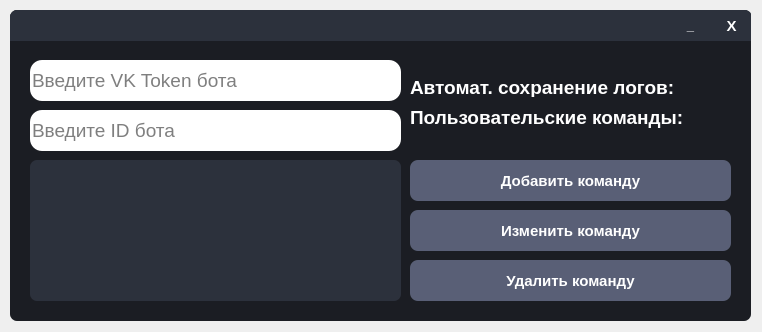
This is VK_Bot/Main_Window/Settings_Panel_Window/settings_panel_window.ui in otaboyevsardorbek1/VK-Bot-ru as Qt 5 draws it before an edit. The edited form follows.
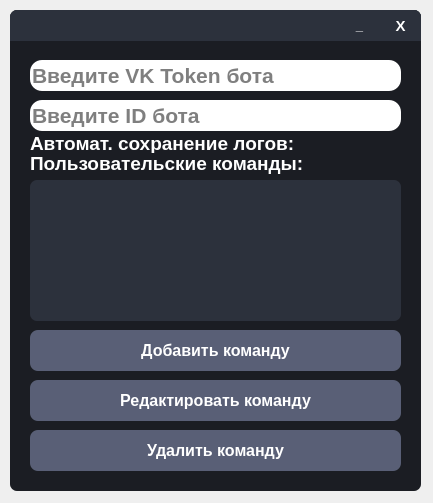
This is the edited form. Icons and pictures are not drawn.

Patch:
```diff
--- a/VK_Bot/Main_Window/Settings_Panel_Window/settings_panel_window.ui
+++ b/VK_Bot/Main_Window/Settings_Panel_Window/settings_panel_window.ui
@@ -6,8 +6,8 @@
    <rect>
     <x>0</x>
     <y>0</y>
-    <width>762</width>
-    <height>332</height>
+    <width>433</width>
+    <height>503</height>
    </rect>
   </property>
   <property name="windowTitle">
@@ -18,8 +18,8 @@
     <rect>
      <x>10</x>
      <y>10</y>
-     <width>741</width>
-     <height>311</height>
+     <width>411</width>
+     <height>481</height>
     </rect>
    </property>
    <property name="styleSheet">
@@ -43,7 +43,7 @@
      <rect>
       <x>0</x>
       <y>0</y>
-      <width>741</width>
+      <width>411</width>
       <height>31</height>
      </rect>
     </property>
@@ -63,7 +63,7 @@
     <widget class="QPushButton" name="CloseWindowButton">
      <property name="geometry">
       <rect>
-       <x>701</x>
+       <x>370</x>
        <y>0</y>
        <width>41</width>
        <height>31</height>
@@ -102,7 +102,7 @@
     <widget class="QPushButton" name="MinimizeWindowButton">
      <property name="geometry">
       <rect>
-       <x>660</x>
+       <x>329</x>
        <y>0</y>
        <width>41</width>
        <height>31</height>
@@ -144,7 +144,7 @@
     <widget class="QPushButton" name="SaveBotSettingsButton">
      <property name="geometry">
       <rect>
-       <x>629</x>
+       <x>298</x>
        <y>0</y>
        <width>31</width>
        <height>31</height>
@@ -192,12 +192,14 @@
       <x>20</x>
       <y>50</y>
       <width>331</width>
-      <height>41</height>
+      <height>31</height>
      </rect>
     </property>
     <property name="font">
      <font>
-      <pointsize>14</pointsize>
+      <pointsize>16</pointsize>
+      <weight>75</weight>
+      <bold>true</bold>
      </font>
     </property>
     <property name="styleSheet">
@@ -232,14 +234,16 @@
     <property name="geometry">
      <rect>
       <x>20</x>
-      <y>100</y>
+      <y>90</y>
       <width>371</width>
-      <height>41</height>
+      <height>31</height>
      </rect>
     </property>
     <property name="font">
      <font>
-      <pointsize>14</pointsize>
+      <pointsize>16</pointsize>
+      <weight>75</weight>
+      <bold>true</bold>
      </font>
     </property>
     <property name="styleSheet">
@@ -275,7 +279,7 @@
       <x>350</x>
       <y>50</y>
       <width>41</width>
-      <height>41</height>
+      <height>31</height>
      </rect>
     </property>
     <property name="styleSheet">
@@ -299,7 +303,7 @@
        <x>0</x>
        <y>0</y>
        <width>41</width>
-       <height>41</height>
+       <height>31</height>
       </rect>
      </property>
      <property name="styleSheet">
@@ -325,9 +329,9 @@
    <widget class="QLabel" name="label_2">
     <property name="geometry">
      <rect>
-      <x>400</x>
-      <y>97</y>
-      <width>291</width>
+      <x>20</x>
+      <y>143</y>
+      <width>286</width>
       <height>21</height>
      </rect>
     </property>
@@ -348,8 +352,8 @@
    <widget class="QPushButton" name="UserCommandsButton">
     <property name="geometry">
      <rect>
-      <x>684</x>
-      <y>100</y>
+      <x>304</x>
+      <y>146</y>
       <width>20</width>
       <height>21</height>
      </rect>
@@ -379,15 +383,15 @@
    <widget class="QPushButton" name="AddUserCommandButton">
     <property name="geometry">
      <rect>
-      <x>400</x>
-      <y>150</y>
-      <width>321</width>
+      <x>20</x>
+      <y>320</y>
+      <width>371</width>
       <height>41</height>
      </rect>
     </property>
     <property name="font">
      <font>
-      <pointsize>11</pointsize>
+      <pointsize>12</pointsize>
       <weight>75</weight>
       <bold>true</bold>
      </font>
@@ -418,7 +422,7 @@
     <property name="geometry">
      <rect>
       <x>20</x>
-      <y>150</y>
+      <y>170</y>
       <width>371</width>
       <height>141</height>
      </rect>
@@ -515,15 +519,15 @@
    <widget class="QPushButton" name="DeleteUserCommandButton">
     <property name="geometry">
      <rect>
-      <x>400</x>
-      <y>250</y>
-      <width>321</width>
+      <x>20</x>
+      <y>420</y>
+      <width>371</width>
       <height>41</height>
      </rect>
     </property>
     <property name="font">
      <font>
-      <pointsize>11</pointsize>
+      <pointsize>12</pointsize>
       <weight>75</weight>
       <bold>true</bold>
      </font>
@@ -553,15 +557,15 @@
    <widget class="QPushButton" name="EditUserCommandButton">
     <property name="geometry">
      <rect>
-      <x>400</x>
-      <y>200</y>
-      <width>321</width>
+      <x>20</x>
+      <y>370</y>
+      <width>371</width>
       <height>41</height>
      </rect>
     </property>
     <property name="font">
      <font>
-      <pointsize>11</pointsize>
+      <pointsize>12</pointsize>
       <weight>75</weight>
       <bold>true</bold>
      </font>
@@ -585,14 +589,14 @@
 }</string>
     </property>
     <property name="text">
-     <string>Изменить команду</string>
+     <string>Редактировать команду</string>
     </property>
    </widget>
    <widget class="QLabel" name="label_3">
     <property name="geometry">
      <rect>
-      <x>400</x>
-      <y>67</y>
+      <x>20</x>
+      <y>123</y>
       <width>281</width>
       <height>20</height>
      </rect>
@@ -614,8 +618,8 @@
    <widget class="QPushButton" name="AutomatiSaveLogButton">
     <property name="geometry">
      <rect>
-      <x>678</x>
-      <y>70</y>
+      <x>298</x>
+      <y>126</y>
       <width>20</width>
       <height>21</height>
      </rect>
```
Left out of the diff: 12 changed lines with no effect on the pictures.
